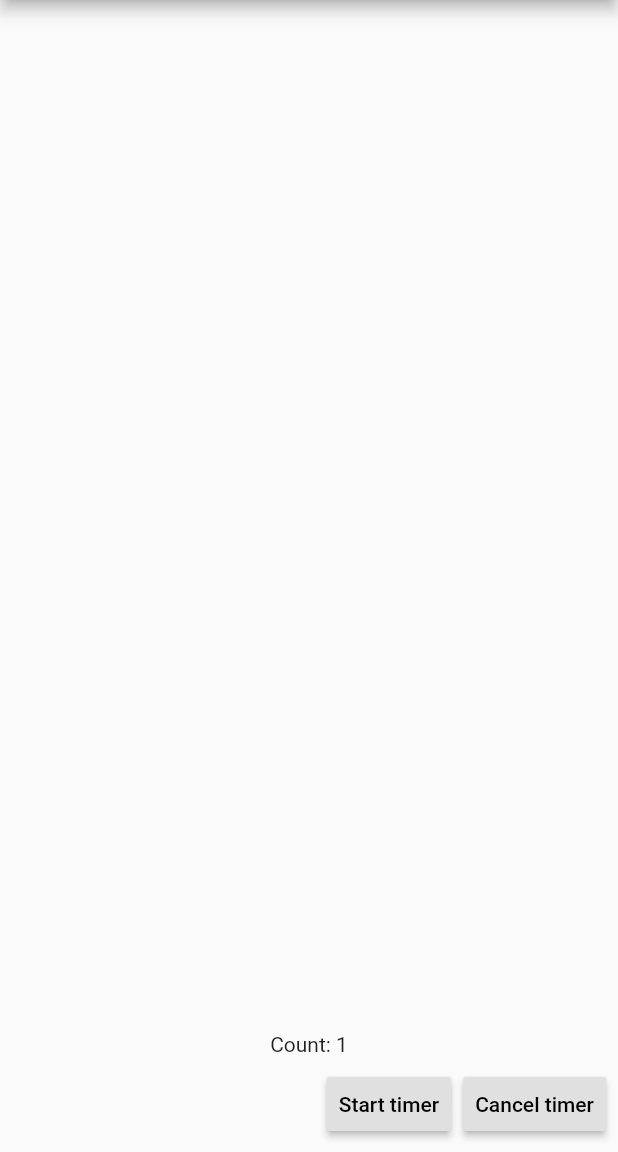
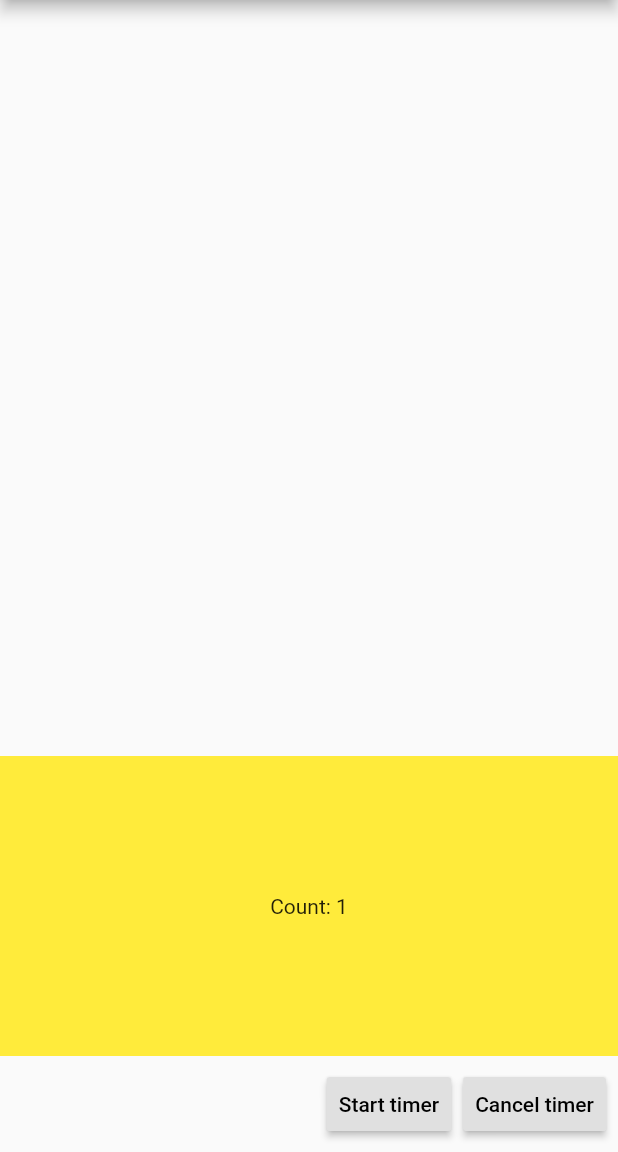
Before and after one commit to doremichen/my_first_flutter, a Flutter app: the DemoTimer screen opened by its route, after a tap on "Start timer", on a phone screen of 412 x 824 dp, the part 84-1236 px from its top. Run offline on Flutter 3.47's test engine with Material 2 defaults, Android fonts, the phone set to English and light mode, and no system bars; our stand-ins replace fluttertoast; missing offline and left inert: permission.

Commit message:
Update demo timer show text layout

```diff
--- a/lib/ui/demo_timer.dart
+++ b/lib/ui/demo_timer.dart
@@ -34,6 +34,10 @@ class _DemoTimerState extends State<DemoTimer> {
           mainAxisAlignment: MainAxisAlignment.end,
           children: <Widget>[
             Container(
+              alignment: Alignment.center,
+              height: 200.0,
+              width: double.infinity,
+              color: Colors.yellow,
               child: _count == 0? _show: Text("Count: $_count"),
             ),
             ButtonBar(
```
